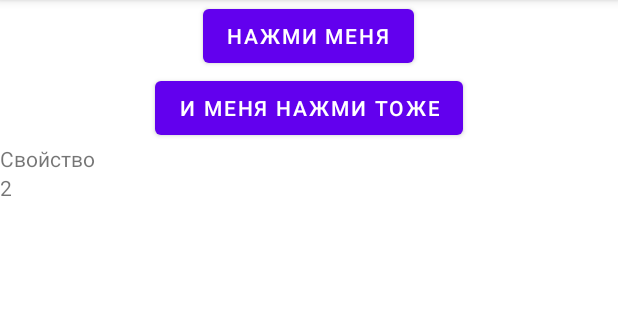
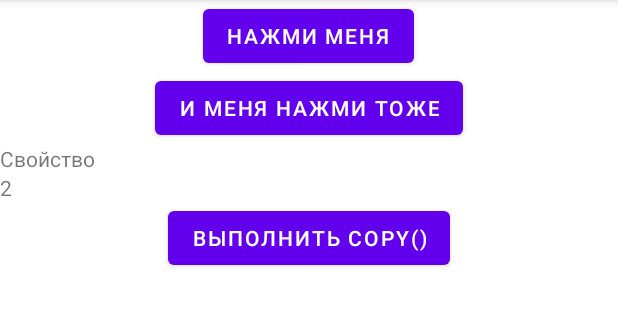
Before and after one commit to HomchenkoP/KotlinLesson1, an Android app: the screen it shows after launch (MainActivity), on a phone screen of 412 x 824 dp, the part 84-411 px from its top. Run offline under Robolectric (Android 15) with nearby library versions, the phone set to English and light mode, and no system bars.

Commit message:
b. создайте Object, в Object вызывайте copy и выводите значения скопированного класса на экран;

```diff
--- a/app/src/main/java/ru/geekbrains/kotlin/MainActivity.kt
+++ b/app/src/main/java/ru/geekbrains/kotlin/MainActivity.kt
@@ -8,6 +8,11 @@ import android.widget.Toast
 import androidx.appcompat.app.AppCompatActivity
 
 class MainActivity : AppCompatActivity() {
+
+    companion object {
+        var evenOdd: Int = 0;
+    }
+
     override fun onCreate(savedInstanceState: Bundle?) {
         super.onCreate(savedInstanceState)
         setContentView(R.layout.activity_main)
@@ -29,6 +34,28 @@ class MainActivity : AppCompatActivity() {
 
         propertyOneTextView.setText(someDataClass.propOne)
         propertyTwoTextView.setText(someDataClass.propTwo.toString())
+
+        var dataClassCopy: SomeDataClass
+
+        val propertyOneCopy: TextView = findViewById(R.id.propertyOneCopy)
+        val propertyTwoCopy: TextView = findViewById(R.id.propertyTwoCopy)
+
+        val buttonCopy: Button = findViewById(R.id.buttonCopy)
+        buttonCopy.setOnClickListener(object : View.OnClickListener {
+            override fun onClick(v: View?) {
+                if (evenOdd == 0) {
+                    evenOdd = 1
+                    // propOne - новое значение, propTwo - скопированное
+                    dataClassCopy = someDataClass.copy(propOne = "Copy")
+                } else {
+                    evenOdd = 0
+                    // propOne - скопированное значение, propTwo - новое
+                    dataClassCopy = someDataClass.copy(propTwo = 11111)
+                }
+                propertyOneCopy.setText(dataClassCopy.propOne)
+                propertyTwoCopy.setText(dataClassCopy.propTwo.toString())
+            }
+        })
     }
 
     val buttonOnClickListener: View.OnClickListener = object : View.OnClickListener {
--- a/app/src/main/res/layout/activity_main.xml
+++ b/app/src/main/res/layout/activity_main.xml
@@ -33,4 +33,23 @@
         android:layout_height="wrap_content"
         android:text="" />
 
+    <Button
+        android:id="@+id/buttonCopy"
+        android:layout_width="wrap_content"
+        android:layout_height="wrap_content"
+        android:layout_gravity="center"
+        android:text="@string/buttonCopy_lable" />
+
+    <TextView
+        android:id="@+id/propertyOneCopy"
+        android:layout_width="match_parent"
+        android:layout_height="wrap_content"
+        android:text="" />
+
+    <TextView
+        android:id="@+id/propertyTwoCopy"
+        android:layout_width="match_parent"
+        android:layout_height="wrap_content"
+        android:text="" />
+
 </LinearLayout>
--- a/app/src/main/res/values/strings.xml
+++ b/app/src/main/res/values/strings.xml
@@ -2,4 +2,5 @@
     <string name="app_name">Kotlin Lesson1</string>
     <string name="button_lable">Нажми меня</string>
     <string name="buttonTwo_label">И меня нажми тоже</string>
+    <string name="buttonCopy_lable">Выполнить copy()</string>
 </resources>
```
